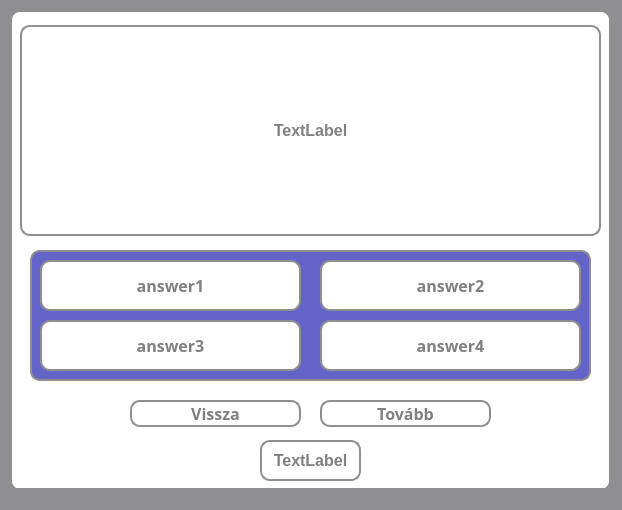
The window that src/main/resources/ui/default/defaultQuizScreen.ui (pkristof1999/Szakdolgozat) describes before a commit, drawn with Qt 5.
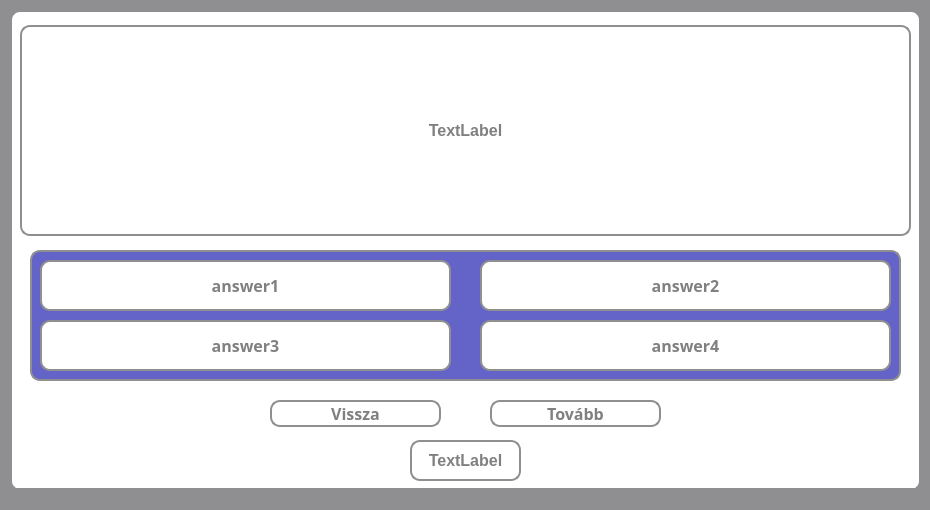
The same window after the commit.

Patch:
```diff
--- a/src/main/resources/ui/default/defaultQuizScreen.ui
+++ b/src/main/resources/ui/default/defaultQuizScreen.ui
@@ -6,7 +6,7 @@
    <rect>
     <x>0</x>
     <y>0</y>
-    <width>622</width>
+    <width>930</width>
     <height>510</height>
    </rect>
   </property>
@@ -24,7 +24,7 @@
      <rect>
       <x>10</x>
       <y>10</y>
-      <width>601</width>
+      <width>911</width>
       <height>481</height>
      </rect>
     </property>
@@ -43,7 +43,7 @@
       <rect>
        <x>20</x>
        <y>240</y>
-       <width>561</width>
+       <width>871</width>
        <height>131</height>
       </rect>
      </property>
@@ -60,9 +60,9 @@
      <widget class="QPushButton" name="answer2Button">
       <property name="geometry">
        <rect>
-        <x>290</x>
+        <x>450</x>
         <y>10</y>
-        <width>261</width>
+        <width>411</width>
         <height>51</height>
        </rect>
       </property>
@@ -96,7 +96,7 @@
        <rect>
         <x>10</x>
         <y>10</y>
-        <width>261</width>
+        <width>411</width>
         <height>51</height>
        </rect>
       </property>
@@ -130,7 +130,7 @@
        <rect>
         <x>10</x>
         <y>70</y>
-        <width>261</width>
+        <width>411</width>
         <height>51</height>
        </rect>
       </property>
@@ -162,9 +162,9 @@
      <widget class="QPushButton" name="answer4Button">
       <property name="geometry">
        <rect>
-        <x>290</x>
+        <x>450</x>
         <y>70</y>
-        <width>261</width>
+        <width>411</width>
         <height>51</height>
        </rect>
       </property>
@@ -197,7 +197,7 @@
     <widget class="QPushButton" name="backButton">
      <property name="geometry">
       <rect>
-       <x>120</x>
+       <x>260</x>
        <y>390</y>
        <width>171</width>
        <height>27</height>
@@ -228,7 +228,7 @@
     <widget class="QPushButton" name="nextButton">
      <property name="geometry">
       <rect>
-       <x>310</x>
+       <x>480</x>
        <y>390</y>
        <width>171</width>
        <height>27</height>
@@ -261,7 +261,7 @@
       <rect>
        <x>10</x>
        <y>15</y>
-       <width>581</width>
+       <width>891</width>
        <height>211</height>
       </rect>
      </property>
@@ -280,9 +280,9 @@
     <widget class="QLabel" name="timerLabel">
      <property name="geometry">
       <rect>
-       <x>250</x>
+       <x>400</x>
        <y>430</y>
-       <width>101</width>
+       <width>111</width>
        <height>41</height>
       </rect>
      </property>
```
